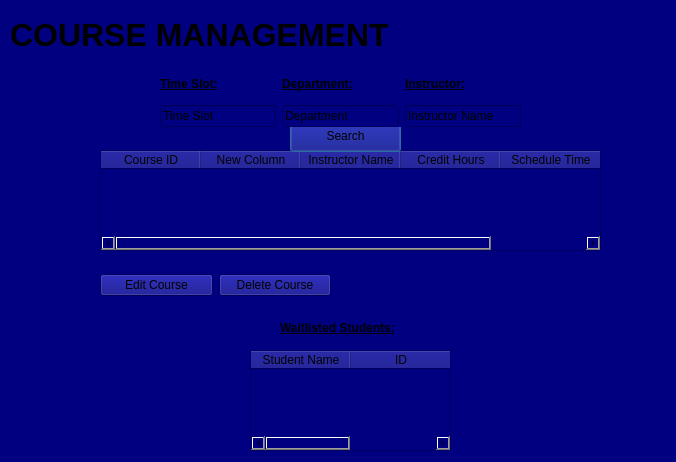
Before: the Qt Designer form UCRS/Forms/cmpage.ui in OMarey1/University-Course-Registration-System, drawn with Qt 5.
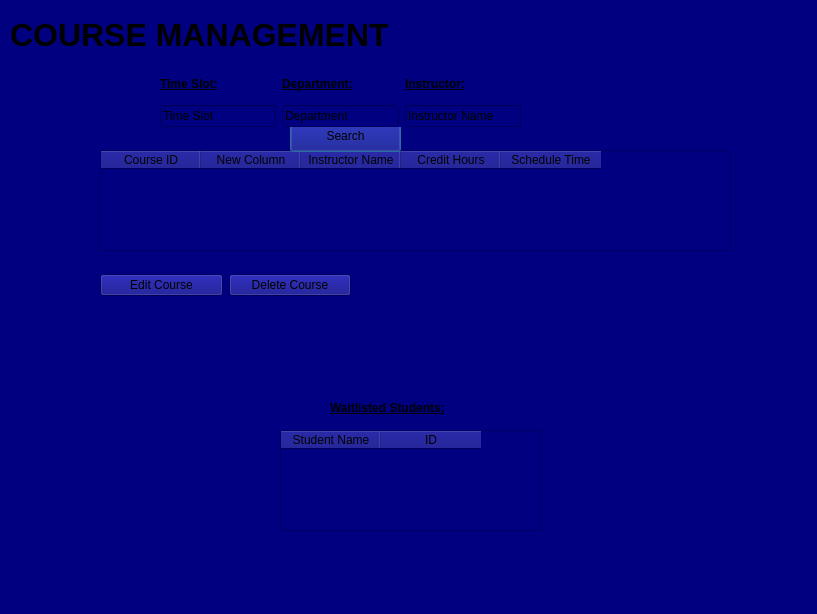
After: the same form once the commit is applied.

The edit to the form file:
```diff
--- a/UCRS/Forms/cmpage.ui
+++ b/UCRS/Forms/cmpage.ui
@@ -6,8 +6,8 @@
    <rect>
     <x>0</x>
     <y>0</y>
-    <width>676</width>
-    <height>462</height>
+    <width>817</width>
+    <height>614</height>
    </rect>
   </property>
   <property name="windowTitle">
@@ -22,7 +22,7 @@
     <rect>
      <x>100</x>
      <y>150</y>
-     <width>501</width>
+     <width>631</width>
      <height>101</height>
     </rect>
    </property>
@@ -70,7 +70,7 @@
     <rect>
      <x>100</x>
      <y>260</y>
-     <width>231</width>
+     <width>251</width>
      <height>51</height>
     </rect>
    </property>
@@ -148,9 +148,9 @@
   <widget class="QTableWidget" name="WaitingList">
    <property name="geometry">
     <rect>
-     <x>250</x>
-     <y>350</y>
-     <width>201</width>
+     <x>280</x>
+     <y>430</y>
+     <width>261</width>
      <height>101</height>
     </rect>
    </property>
@@ -168,8 +168,8 @@
   <widget class="QLabel" name="label_4">
    <property name="geometry">
     <rect>
-     <x>280</x>
-     <y>320</y>
+     <x>330</x>
+     <y>400</y>
      <width>131</width>
      <height>16</height>
     </rect>
```
